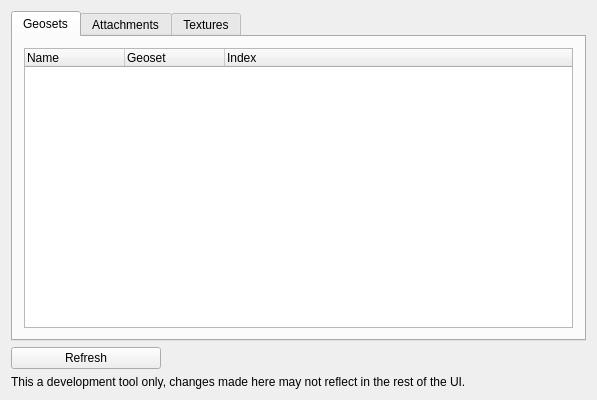
Qt form src/DevTools.ui (Frostshake/WMVx) before a commit.
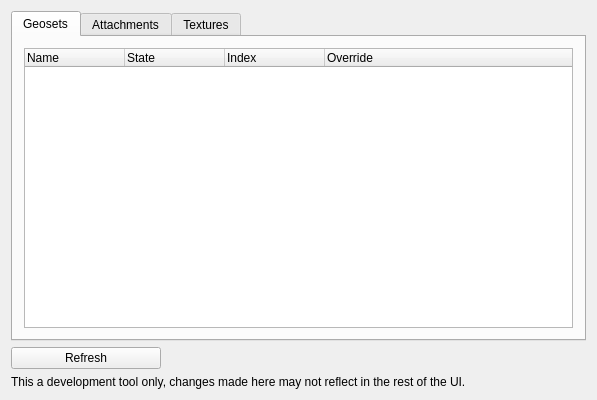
The same form after that commit.

Commit message: Fixed being unable to remove geoset state overrides via dev tools.

What changed in the file:
```diff
--- a/src/DevTools.ui
+++ b/src/DevTools.ui
@@ -34,7 +34,7 @@
           </column>
           <column>
            <property name="text">
-            <string>Geoset</string>
+            <string>State</string>
            </property>
           </column>
           <column>
@@ -42,6 +42,11 @@
             <string>Index</string>
            </property>
           </column>
+          <column>
+           <property name="text">
+            <string>Override</string>
+           </property>
+          </column>
          </widget>
         </item>
        </layout>
```
The commit also changes 2 other files.
